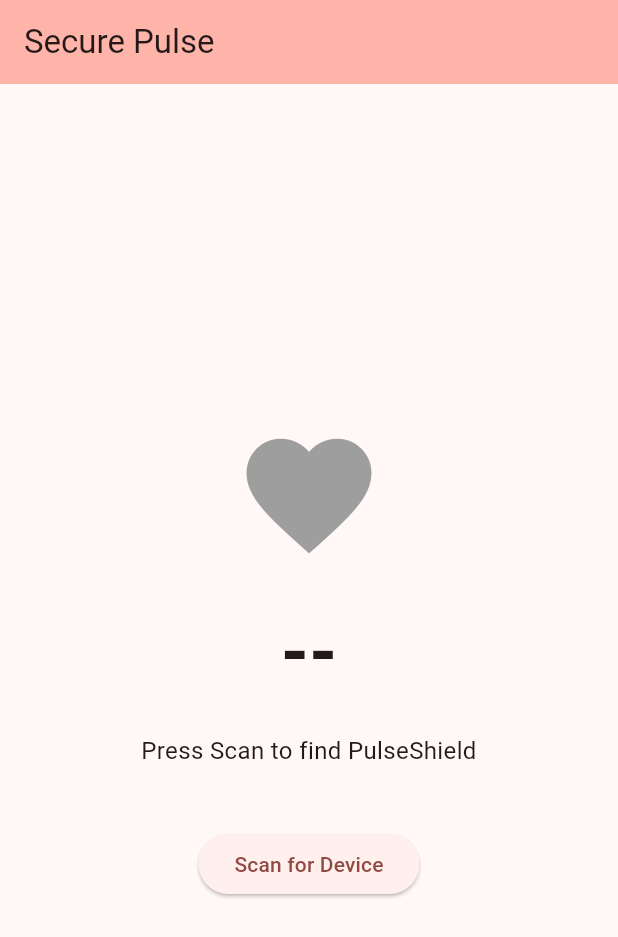
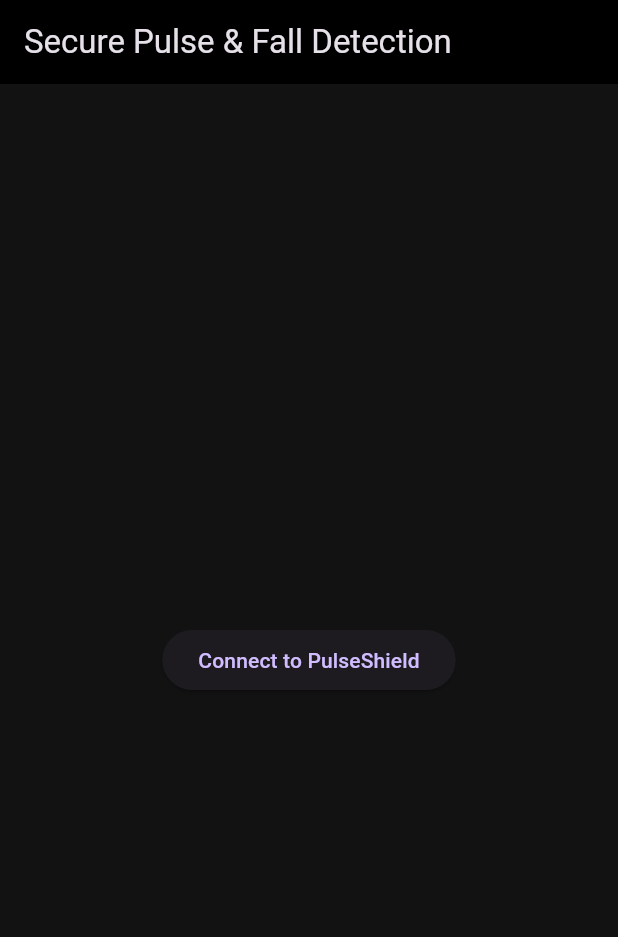
Before and after one commit to Abafariduddin1/pulse_monitor_app, a Flutter app: the screen it shows after launch, on a phone screen of 412 x 824 dp. Shown: the top 937 px of the screen. Run offline on Flutter 3.47's test engine with Material 3 defaults, Android fonts, the phone set to English and light mode, and no system bars; our stand-ins replace fl_chart, flutter_blue_plus.

Commit message:
Add fall detection state machine and live ECG graph

```diff
--- a/lib/main.dart
+++ b/lib/main.dart
@@ -1,22 +1,22 @@
 import 'dart:async';
-import 'dart:convert';
+import 'dart:math' as math;
 import 'package:flutter/material.dart';
-import 'package:flutter_blue_plus/flutter_blue_plus.dart' as fbp; // Prefix to avoid License collision
+import 'package:flutter_blue_plus/flutter_blue_plus.dart';
+import 'package:fl_chart/fl_chart.dart';
 
 void main() {
   runApp(const SecurePulseApp());
 }
 
 class SecurePulseApp extends StatelessWidget {
-  const SecurePulseApp({super.key});
-
+  const SecurePulseApp({Key? key}) : super(key: key);
   @override
   Widget build(BuildContext context) {
     return MaterialApp(
       title: 'Secure Pulse',
-      theme: ThemeData(
-        colorScheme: ColorScheme.fromSeed(seedColor: Colors.red),
-        useMaterial3: true,
+      theme: ThemeData.dark().copyWith(
+        primaryColor: Colors.blue,
+        scaffoldBackgroundColor: const Color(0xFF121212),
       ),
       home: const HeartRateScreen(),
     );
@@ -24,211 +24,225 @@
 }
 
 class HeartRateScreen extends StatefulWidget {
-  const HeartRateScreen({super.key});
-
+  const HeartRateScreen({Key? key}) : super(key: key);
   @override
-  State<HeartRateScreen> createState() => _HeartRateScreenState();
+  _HeartRateScreenState createState() => _HeartRateScreenState();
 }
 
 class _HeartRateScreenState extends State<HeartRateScreen> {
-  fbp.BluetoothDevice? targetDevice;
-  fbp.BluetoothCharacteristic? authCharacteristic;
-  fbp.BluetoothCharacteristic? hrCharacteristic;
-  StreamSubscription<List<int>>? hrSubscription;
+  BluetoothDevice? targetDevice;
+  BluetoothCharacteristic? authCharacteristic;
+  BluetoothCharacteristic? heartRateCharacteristic;
+  BluetoothCharacteristic? alertCharacteristic;
 
   bool isScanning = false;
   bool isConnected = false;
   bool isAuthenticated = false;
   int currentHeartRate = 0;
-  String statusMessage = "Press Scan to find PulseShield";
 
-  final String targetDeviceName = "PulseShield";
-  final String hrServiceUuid = "180D";
+  final String deviceName = "PulseShield";
+  final String authCharUuid = "12345678-1234-5678-1234-567812345678";
   final String hrCharUuid = "2A37";
-  final String authCharUuid = "12345678-1234-5678-1234-567812345678";
+  final String alertCharUuid = "19B10003-E8F2-537E-4F6C-D104768A1214";
+
+  // Graph data
+  List<FlSpot> ecgData = [];
+  Timer? graphTimer;
+  double timeX = 0;
+
+  @override
+  void initState() {
+    super.initState();
+    _startGraphSimulation();
+  }
+
+  void _startGraphSimulation() {
+    graphTimer = Timer.periodic(const Duration(milliseconds: 50), (timer) {
+      if (!mounted) return;
+      setState(() {
+        timeX += 0.05;
+        // Generate an ECG-like pulse based on current BPM
+        double yValue = 0;
+        if (currentHeartRate > 0) {
+          double cycle = (60 / currentHeartRate);
+          double positionInCycle = timeX % cycle;
+
+          if (positionInCycle < 0.1) {
+            yValue = 3.0 * math.sin((positionInCycle / 0.1) * math.pi); // Spike
+          } else if (positionInCycle > 0.15 && positionInCycle < 0.25) {
+            yValue = 1.0 * math.sin(((positionInCycle - 0.15) / 0.1) * math.pi); // T-wave
+          }
+        }
+
+        ecgData.add(FlSpot(timeX, yValue));
+        if (ecgData.length > 60) ecgData.removeAt(0); // Keep window sliding
+      });
+    });
+  }
 
   @override
   void dispose() {
-    hrSubscription?.cancel();
-    targetDevice?.disconnect();
+    graphTimer?.cancel();
     super.dispose();
   }
 
-  Future<void> startScan() async {
-    setState(() {
-      isScanning = true;
-      statusMessage = "Scanning for $targetDeviceName...";
-    });
+  void scanAndConnect() async {
+    setState(() => isScanning = true);
+    FlutterBluePlus.startScan(timeout: const Duration(seconds: 4));
 
-    try {
-      await fbp.FlutterBluePlus.startScan(timeout: const Duration(seconds: 10));
-      fbp.FlutterBluePlus.scanResults.listen((results) {
-        for (fbp.ScanResult r in results) {
-          if (r.device.advName == targetDeviceName) {
-            fbp.FlutterBluePlus.stopScan();
-            setState(() {
-              targetDevice = r.device;
-              isScanning = false;
-              statusMessage = "Found device. Connecting...";
-            });
-            connectToDevice();
+    FlutterBluePlus.scanResults.listen((results) {
+      for (ScanResult r in results) {
+        if (r.device.platformName == deviceName) {
+          FlutterBluePlus.stopScan();
+          connectToDevice(r.device);
           break;
         }
       }
     });
-    } catch (e) {
-      setState(() {
-        isScanning = false;
-        statusMessage = "Scan failed: $e";
-      });
-    }
   }
 
-  Future<void> connectToDevice() async {
-    if (targetDevice == null) return;
-
-    try {
-      // USING THE PREFIXED LICENSE ENUM TO AVOID COLLISION
-      await targetDevice!.connect(
-        license: fbp.License.nonprofit,
+  void connectToDevice(BluetoothDevice device) async {
+    // Added the license parameter back in to satisfy flutter_blue_plus
+    await device.connect(
+      license: License.nonprofit,
       autoConnect: false,
-        mtu: 512,
     );
 
     setState(() {
+      targetDevice = device;
       isConnected = true;
-        statusMessage = "Connected. Discovering services...";
+      isScanning = false;
     });
+    discoverServices(device);
+  }
 
-      List<fbp.BluetoothService> services = await targetDevice!.discoverServices();
+  void discoverServices(BluetoothDevice device) async {
+    List<BluetoothService> services = await device.discoverServices();
     for (var service in services) {
-        if (service.uuid.toString().toUpperCase() == hrServiceUuid) {
       for (var char in service.characteristics) {
-            if (char.uuid.toString().toUpperCase() == hrCharUuid) {
-              hrCharacteristic = char;
-            } else if (char.uuid.toString().toUpperCase() == authCharUuid) {
-              authCharacteristic = char;
-            }
+        String uuid = char.uuid.toString().toUpperCase();
+        if (uuid == hrCharUuid) heartRateCharacteristic = char;
+        if (uuid == authCharUuid) authCharacteristic = char;
+        if (uuid == alertCharUuid) alertCharacteristic = char;
       }
     }
   }
 
+  void authenticateAndListen(String pin) async {
     if (authCharacteristic != null) {
-        setState(() {
-          statusMessage = "Device Locked. Awaiting PIN.";
+      await authCharacteristic!.write(pin.codeUnits);
+      await Future.delayed(const Duration(milliseconds: 500));
+      List<int> response = await authCharacteristic!.read();
+      String responseStr = String.fromCharCodes(response);
+
+      if (responseStr == "UNLOCKED") {
+        setState(() => isAuthenticated = true);
+
+        // Listen to Heart Rate
+        await heartRateCharacteristic?.setNotifyValue(true);
+        heartRateCharacteristic?.lastValueStream.listen((value) {
+          if (value.isNotEmpty) {
+            setState(() => currentHeartRate = value[0]);
+          }
         });
-        _showPinDialog();
+
+        // Listen to Fall Alerts
+        await alertCharacteristic?.setNotifyValue(true);
+        alertCharacteristic?.lastValueStream.listen((value) {
+          if (value.isNotEmpty) {
+            if (value[0] == 1) _showAlert("PRE-FALL WARNING", "Sudden stumble detected!", Colors.orange);
+            if (value[0] == 2) _showAlert("CRITICAL FALL", "Impact and stillness detected!", Colors.red);
+          }
+        });
       } else {
-        setState(() {
-          statusMessage = "Security characteristic not found.";
-        });
+        ScaffoldMessenger.of(context).showSnackBar(const SnackBar(content: Text("Invalid PIN")));
       }
-    } catch (e) {
-      setState(() {
-        statusMessage = "Connection failed: $e";
-        isConnected = false;
-      });
     }
   }
 
-  void _showPinDialog() {
-    final TextEditingController pinController = TextEditingController();
+  void _showAlert(String title, String message, Color color) {
     showDialog(
       context: context,
       barrierDismissible: false,
       builder: (context) => AlertDialog(
-        title: const Text("Enter PIN"),
-        content: TextField(
-          controller: pinController,
-          keyboardType: TextInputType.number,
-          obscureText: true,
-          decoration: const InputDecoration(hintText: "4-digit PIN"),
+        backgroundColor: color,
+        title: Text(title, style: const TextStyle(color: Colors.white, fontWeight: FontWeight.bold)),
+        content: Text(message, style: const TextStyle(color: Colors.white, fontSize: 18)),
+        actions: [
+          ElevatedButton(
+            onPressed: () => Navigator.pop(context),
+            child: const Text("I'm OK"),
           ),
-        actions: [
-          TextButton(
-            onPressed: () {
-              Navigator.pop(context);
-              authenticate(pinController.text);
-            },
-            child: const Text("Unlock"),
-          )
         ],
       ),
     );
   }
 
-  Future<void> authenticate(String pin) async {
-    if (authCharacteristic == null) return;
-
-    await authCharacteristic!.write(utf8.encode(pin), withoutResponse: false);
-
-    // Slight delay to allow Arduino to process the PIN
-    await Future.delayed(const Duration(milliseconds: 500));
-
-    List<int> response = await authCharacteristic!.read();
-    String responseStr = utf8.decode(response);
-
-    if (responseStr == "UNLOCKED") {
-      setState(() {
-        isAuthenticated = true;
-        statusMessage = "Unlocked! Reading heart rate...";
-      });
-      startListeningToHeartRate();
-    } else {
-      setState(() {
-        statusMessage = "Incorrect PIN. Try again.";
-      });
-      targetDevice?.disconnect();
-      setState(() {
-        isConnected = false;
-      });
-    }
-  }
-
-  Future<void> startListeningToHeartRate() async {
-    if (hrCharacteristic == null) return;
-
-    await hrCharacteristic!.setNotifyValue(true);
-    hrSubscription = hrCharacteristic!.lastValueStream.listen((value) {
-      if (value.isNotEmpty) {
-        setState(() {
-          currentHeartRate = value[0];
-        });
-      }
-    });
-  }
-
   @override
   Widget build(BuildContext context) {
     return Scaffold(
-      appBar: AppBar(
-        title: const Text("Secure Pulse"),
-        backgroundColor: Theme.of(context).colorScheme.inversePrimary,
-      ),
+      appBar: AppBar(title: const Text('Secure Pulse & Fall Detection'), backgroundColor: Colors.black),
       body: Center(
+        child: !isConnected
+            ? ElevatedButton(
+                onPressed: isScanning ? null : scanAndConnect,
+                child: Text(isScanning ? 'Scanning...' : 'Connect to PulseShield'),
+              )
+            : !isAuthenticated
+                ? Padding(
+                    padding: const EdgeInsets.all(32.0),
                     child: Column(
                       mainAxisAlignment: MainAxisAlignment.center,
                       children: [
-            Icon(
-              Icons.favorite,
-              color: isAuthenticated ? Colors.red : Colors.grey,
-              size: 100,
+                        const Text("Enter PIN", style: TextStyle(fontSize: 24, color: Colors.white)),
+                        const SizedBox(height: 20),
+                        TextField(
+                          keyboardType: TextInputType.number,
+                          obscureText: true,
+                          style: const TextStyle(color: Colors.white),
+                          onSubmitted: (value) => authenticateAndListen(value),
+                          decoration: const InputDecoration(
+                            filled: true,
+                            fillColor: Colors.grey,
+                            hintText: '1234',
                           ),
-            const SizedBox(height: 20),
+                        ),
+                      ],
+                    ),
+                  )
+                : Column(
+                    mainAxisAlignment: MainAxisAlignment.center,
+                    children: [
+                      const Icon(Icons.favorite, color: Colors.red, size: 80),
                       Text(
-              isAuthenticated ? "$currentHeartRate BPM" : "--",
-              style: const TextStyle(fontSize: 48, fontWeight: FontWeight.bold),
-            ),
-            const SizedBox(height: 20),
-            Text(
-              statusMessage,
-              textAlign: TextAlign.center,
-              style: const TextStyle(fontSize: 16),
+                        "$currentHeartRate BPM",
+                        style: const TextStyle(fontSize: 48, fontWeight: FontWeight.bold, color: Colors.white),
                       ),
                       const SizedBox(height: 40),
-            ElevatedButton(
-              onPressed: (isScanning || isConnected) ? null : startScan,
-              child: Text(isScanning ? "Scanning..." : "Scan for Device"),
+                      // Animated Heart Rate Graph
+                      SizedBox(
+                        height: 150,
+                        width: MediaQuery.of(context).size.width * 0.9,
+                        child: LineChart(
+                          LineChartData(
+                            gridData: FlGridData(show: true, drawVerticalLine: false),
+                            titlesData: FlTitlesData(show: false),
+                            borderData: FlBorderData(show: false),
+                            minY: -2,
+                            maxY: 4,
+                            lineBarsData: [
+                              LineChartBarData(
+                                spots: ecgData,
+                                isCurved: true,
+                                color: Colors.greenAccent,
+                                barWidth: 3,
+                                isStrokeCapRound: true,
+                                dotData: FlDotData(show: false),
+                                belowBarData: BarAreaData(show: false),
+                              ),
+                            ],
+                          ),
+                        ),
                       ),
                     ],
                   ),
```
Also changed, not shown: pubspec.yaml (+3 -7 lines), pubspec.lock, 1 other file. Lines whose indentation alone changed are shown as unchanged.
